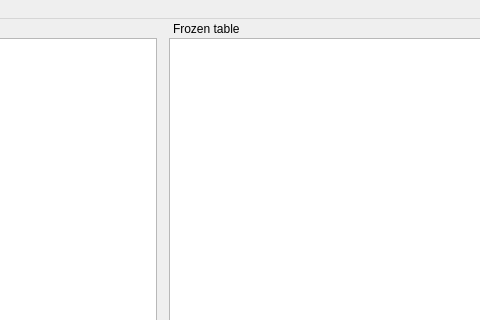
First picture: the form in spinetoolbox/ui/tabular_view_form.ui, repository spine-tools/Spine-Toolbox, before the edit; both pictures show x 376 to 856 and y 0 to 320 of the 1077 by 774 pixel window.
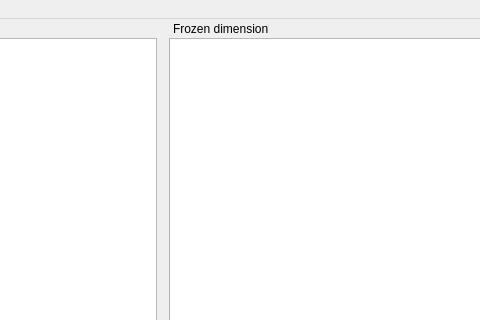
Second picture: the form after the edit. Icons and pictures are not drawn. Custom widgets are drawn as their Qt base class.

Patch:
```diff
--- a/spinetoolbox/ui/tabular_view_form.ui
+++ b/spinetoolbox/ui/tabular_view_form.ui
@@ -107,7 +107,7 @@
     </sizepolicy>
    </property>
    <property name="windowTitle">
-    <string>Frozen table</string>
+    <string>Frozen dimension</string>
    </property>
    <attribute name="dockWidgetArea">
     <number>2</number>
```
